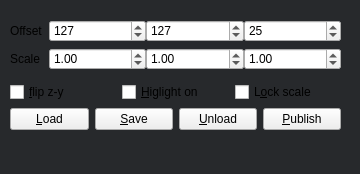
Before: the Qt Designer form bin/pymodules/localscene/localscene.ui in realXtend/tundra, drawn with Qt 5.
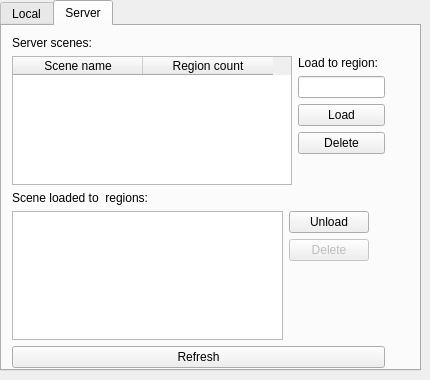
After: the same form once the commit is applied. The open tabs and pages were chosen to show the change.

Commit message: localscene.ui controls for scene unloading/loading, for published scenes

Diff of the .ui file:
```diff
--- a/bin/pymodules/localscene/localscene.ui
+++ b/bin/pymodules/localscene/localscene.ui
@@ -6,8 +6,8 @@
    <rect>
     <x>0</x>
     <y>0</y>
-    <width>360</width>
-    <height>174</height>
+    <width>430</width>
+    <height>380</height>
    </rect>
   </property>
   <property name="sizePolicy">
@@ -18,35 +18,48 @@
   </property>
   <property name="minimumSize">
    <size>
-    <width>360</width>
-    <height>174</height>
+    <width>430</width>
+    <height>380</height>
    </size>
   </property>
   <property name="maximumSize">
    <size>
-    <width>360</width>
-    <height>174</height>
+    <width>430</width>
+    <height>380</height>
    </size>
   </property>
   <property name="windowTitle">
    <string>Form</string>
   </property>
-  <property name="styleSheet">
-   <string notr="true">QWidget#Form
-{
-	background-color: rgb(39, 41, 44);
-}</string>
-  </property>
+  <widget class="QTabWidget" name="tabWidget">
+   <property name="geometry">
+    <rect>
+     <x>0</x>
+     <y>0</y>
+     <width>421</width>
+     <height>371</height>
+    </rect>
+   </property>
+   <property name="currentIndex">
+    <number>0</number>
+   </property>
+   <widget class="QWidget" name="tab">
+    <attribute name="title">
+     <string>Local</string>
+    </attribute>
   <widget class="QWidget" name="layoutWidget">
    <property name="geometry">
     <rect>
      <x>10</x>
-     <y>20</y>
-     <width>331</width>
-     <height>110</height>
+       <y>10</y>
+       <width>391</width>
+       <height>311</height>
     </rect>
    </property>
    <layout class="QVBoxLayout" name="verticalLayout">
+      <property name="bottomMargin">
+       <number>0</number>
+      </property>
     <item>
      <layout class="QFormLayout" name="formLayout">
       <item row="0" column="0">
@@ -268,6 +281,269 @@
    </layout>
   </widget>
  </widget>
+   <widget class="QWidget" name="tab_2">
+    <attribute name="title">
+     <string>Server</string>
+    </attribute>
+    <widget class="QWidget" name="layoutWidget">
+     <property name="geometry">
+      <rect>
+       <x>10</x>
+       <y>10</y>
+       <width>373</width>
+       <height>332</height>
+      </rect>
+     </property>
+     <layout class="QVBoxLayout" name="verticalLayout_3">
+      <property name="bottomMargin">
+       <number>0</number>
+      </property>
+      <item>
+       <widget class="QLabel" name="label_6">
+        <property name="text">
+         <string>Server scenes:</string>
+        </property>
+       </widget>
+      </item>
+      <item>
+       <layout class="QHBoxLayout" name="horizontalLayout_3">
+        <item>
+         <layout class="QVBoxLayout" name="verticalLayout_4">
+          <property name="rightMargin">
+           <number>0</number>
+          </property>
+          <property name="bottomMargin">
+           <number>0</number>
+          </property>
+          <item>
+           <layout class="QHBoxLayout" name="horizontalLayout_9">
+            <property name="rightMargin">
+             <number>0</number>
+            </property>
+            <property name="bottomMargin">
+             <number>0</number>
+            </property>
+            <item>
+             <widget class="QTableWidget" name="tableWidgetServerScenes">
+              <property name="minimumSize">
+               <size>
+                <width>280</width>
+                <height>100</height>
+               </size>
+              </property>
+              <property name="editTriggers">
+               <set>QAbstractItemView::NoEditTriggers</set>
+              </property>
+              <property name="selectionMode">
+               <enum>QAbstractItemView::SingleSelection</enum>
+              </property>
+              <property name="selectionBehavior">
+               <enum>QAbstractItemView::SelectRows</enum>
+              </property>
+              <property name="rowCount">
+               <number>0</number>
+              </property>
+              <property name="columnCount">
+               <number>2</number>
+              </property>
+              <attribute name="horizontalHeaderCascadingSectionResizes">
+               <bool>true</bool>
+              </attribute>
+              <attribute name="horizontalHeaderDefaultSectionSize">
+               <number>130</number>
+              </attribute>
+              <attribute name="horizontalHeaderMinimumSectionSize">
+               <number>16</number>
+              </attribute>
+              <attribute name="verticalHeaderDefaultSectionSize">
+               <number>20</number>
+              </attribute>
+              <attribute name="verticalHeaderHighlightSections">
+               <bool>true</bool>
+              </attribute>
+              <attribute name="verticalHeaderMinimumSectionSize">
+               <number>19</number>
+              </attribute>
+              <attribute name="verticalHeaderDefaultSectionSize">
+               <number>20</number>
+              </attribute>
+              <attribute name="horizontalHeaderCascadingSectionResizes">
+               <bool>true</bool>
+              </attribute>
+              <attribute name="horizontalHeaderMinimumSectionSize">
+               <number>16</number>
+              </attribute>
+              <attribute name="verticalHeaderMinimumSectionSize">
+               <number>19</number>
+              </attribute>
+              <attribute name="verticalHeaderHighlightSections">
+               <bool>true</bool>
+              </attribute>
+              <attribute name="horizontalHeaderDefaultSectionSize">
+               <number>130</number>
+              </attribute>
+              <column>
+               <property name="text">
+                <string>Scene name</string>
+               </property>
+              </column>
+              <column>
+               <property name="text">
+                <string>Region count</string>
+               </property>
+              </column>
+             </widget>
+            </item>
+            <item>
+             <layout class="QVBoxLayout" name="verticalLayout_5">
+              <property name="leftMargin">
+               <number>0</number>
+              </property>
+              <item>
+               <layout class="QHBoxLayout" name="horizontalLayout_7"/>
+              </item>
+              <item>
+               <layout class="QVBoxLayout" name="verticalLayout_7">
+                <item>
+                 <widget class="QLabel" name="label_7">
+                  <property name="text">
+                   <string>Load to region:</string>
+                  </property>
+                 </widget>
+                </item>
+                <item>
+                 <widget class="QLineEdit" name="lineEditLoadRegion"/>
+                </item>
+                <item>
+                 <widget class="QPushButton" name="pushButtonLoadServerScene">
+                  <property name="text">
+                   <string>Load</string>
+                  </property>
+                 </widget>
+                </item>
+               </layout>
+              </item>
+              <item>
+               <widget class="QPushButton" name="pushButtonDeleteActiveScene">
+                <property name="text">
+                 <string>Delete</string>
+                </property>
+               </widget>
+              </item>
+              <item>
+               <spacer name="verticalSpacer">
+                <property name="orientation">
+                 <enum>Qt::Vertical</enum>
+                </property>
+                <property name="sizeHint" stdset="0">
+                 <size>
+                  <width>20</width>
+                  <height>40</height>
+                 </size>
+                </property>
+               </spacer>
+              </item>
+             </layout>
+            </item>
+           </layout>
+          </item>
+          <item>
+           <widget class="QLabel" name="label_5">
+            <property name="text">
+             <string>Scene loaded to  regions:</string>
+            </property>
+           </widget>
+          </item>
+          <item>
+           <layout class="QHBoxLayout" name="horizontalLayout_10">
+            <property name="spacing">
+             <number>6</number>
+            </property>
+            <property name="rightMargin">
+             <number>0</number>
+            </property>
+            <property name="bottomMargin">
+             <number>0</number>
+            </property>
+            <item>
+             <widget class="QListWidget" name="listViewScenesRegions"/>
+            </item>
+            <item>
+             <layout class="QVBoxLayout" name="verticalLayout_2">
+              <property name="rightMargin">
+               <number>16</number>
+              </property>
+              <property name="bottomMargin">
+               <number>16</number>
+              </property>
+              <item>
+               <widget class="QPushButton" name="pushButtonUnloadServerScene">
+                <property name="text">
+                 <string>Unload</string>
+                </property>
+               </widget>
+              </item>
+              <item>
+               <widget class="QPushButton" name="pushButtonDeleteServerScene">
+                <property name="enabled">
+                 <bool>false</bool>
+                </property>
+                <property name="text">
+                 <string>Delete</string>
+                </property>
+               </widget>
+              </item>
+              <item>
+               <spacer name="verticalSpacer_2">
+                <property name="orientation">
+                 <enum>Qt::Vertical</enum>
+                </property>
+                <property name="sizeHint" stdset="0">
+                 <size>
+                  <width>20</width>
+                  <height>40</height>
+                 </size>
+                </property>
+               </spacer>
+              </item>
+             </layout>
+            </item>
+           </layout>
+          </item>
+         </layout>
+        </item>
+       </layout>
+      </item>
+      <item>
+       <widget class="QPushButton" name="pushButtonLoadServerSceneList">
+        <property name="text">
+         <string>Refresh</string>
+        </property>
+       </widget>
+      </item>
+     </layout>
+    </widget>
+   </widget>
+  </widget>
+ </widget>
+ <tabstops>
+  <tabstop>xpos</tabstop>
+  <tabstop>ypos</tabstop>
+  <tabstop>zpos</tabstop>
+  <tabstop>xscale</tabstop>
+  <tabstop>yscale</tabstop>
+  <tabstop>zscale</tabstop>
+  <tabstop>checkBoxFlipZY</tabstop>
+  <tabstop>checkBoxHighlight</tabstop>
+  <tabstop>checkBoxLockScale</tabstop>
+  <tabstop>pushButtonLoad</tabstop>
+  <tabstop>pushButtonSave</tabstop>
+  <tabstop>pushButtonUnload</tabstop>
+  <tabstop>lineEditRegionName</tabstop>
+  <tabstop>lineEditPublishName</tabstop>
+  <tabstop>pushButtonPublish</tabstop>
+  <tabstop>pushButtonLoadServerSceneList</tabstop>
+ </tabstops>
  <resources/>
  <connections/>
 </ui>
```
Left out of the diff: 91 changed lines with no effect on the pictures. Lines whose indentation alone changed are shown as unchanged. The commit also changes 7 other files.
